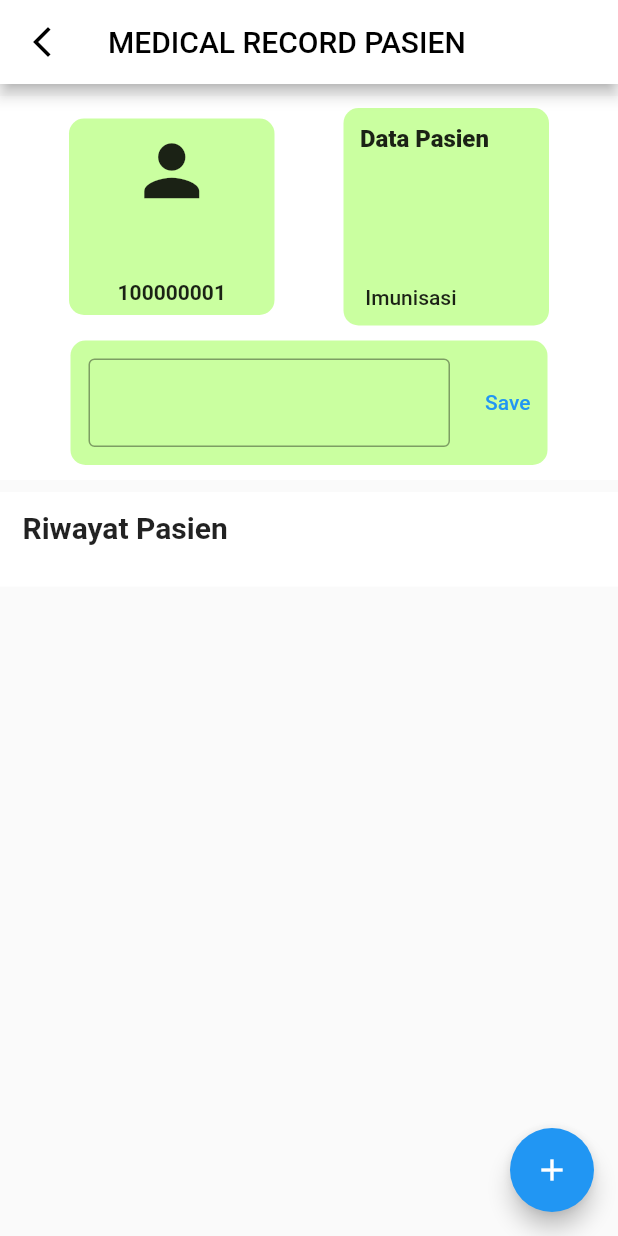
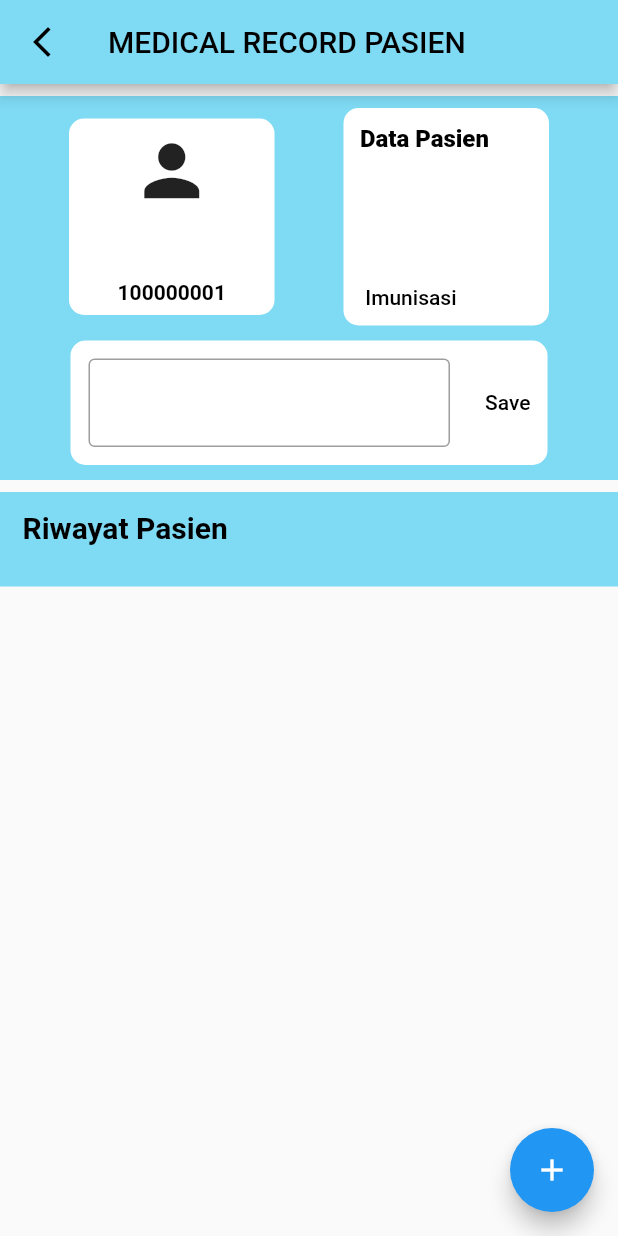
Before and after one commit to AsriAzhari123/Medical-Record-Dart, a Flutter app: the MyMedicalRecord screen opened directly with empty values, after a tap on "Edit", on a phone screen of 412 x 824 dp. Run offline on Flutter 3.47's test engine with Material 2 defaults, Android fonts, the light colour scheme and no system bars; our stand-ins replace cached_network_image, carousel_slider, flutter_svg.

Commit message:
up
update warna

```diff
--- a/lib/Layer/DataPasien.dart
+++ b/lib/Layer/DataPasien.dart
@@ -64,7 +64,7 @@ class _MytDataPasienState extends State<MytDataPasien>
             "Data Pasien",
             style: TextStyle(color: Colors.black),
           ),
-          backgroundColor: Colors.white,
+          backgroundColor: Color.fromRGBO(127, 218, 244, 100),
           bottom: TabBar(
             controller: _tabController,
             isScrollable: true,
--- a/lib/Layer/MedicalRecord.dart
+++ b/lib/Layer/MedicalRecord.dart
@@ -47,6 +47,11 @@ class _MyMedicalRecordState extends State<MyMedicalRecord> {
     String TanggalLahirText = widget.pasienData['TanggalLahir']!;
     var prov = Provider.of<DataPasien>(context);
     return Consumer<DarkModeProvider>(builder: (context, darkModeProvider, _) {
+      bool isDarkMode = darkModeProvider.isDarkMode;
+      Color containerColor = isDarkMode ? Colors.black : Colors.white;
+      Color textColor = isDarkMode ? Colors.white : Colors.black;
+      Color? snackBarColor =
+          isDarkMode ? Color.fromRGBO(127, 218, 244, 100) : Colors.grey[800]!;
       return Scaffold(
         appBar: AppBar(
           title: Text(
@@ -60,7 +65,7 @@ class _MyMedicalRecordState extends State<MyMedicalRecord> {
             icon: Icon(Icons.arrow_back_ios_new),
             color: Colors.black,
           ),
-          backgroundColor: Colors.white,
+          backgroundColor: Color.fromRGBO(127, 218, 244, 100),
         ),
         body: SingleChildScrollView(
           child: Container(
@@ -70,7 +75,7 @@ class _MyMedicalRecordState extends State<MyMedicalRecord> {
                   padding: const EdgeInsets.fromLTRB(0, 8, 0, 8),
                   child: Container(
                     width: double.infinity,
-                    color: Colors.white,
+                    color: Color.fromRGBO(127, 218, 244, 100),
                     child: Column(
                       children: [
                         Container(
@@ -83,7 +88,7 @@ class _MyMedicalRecordState extends State<MyMedicalRecord> {
                                   width: 137,
                                   decoration: BoxDecoration(
                                     borderRadius: BorderRadius.circular(10),
-                                    color: Color.fromRGBO(202, 255, 160, 100),
+                                    color: containerColor,
                                   ),
                                   child: Padding(
                                     padding: const EdgeInsets.all(7.0),
@@ -101,7 +106,7 @@ class _MyMedicalRecordState extends State<MyMedicalRecord> {
                                           style: TextStyle(
                                               fontWeight: FontWeight.bold,
                                               fontSize: 16,
-                                          ),
+                                              color: textColor),
                                           textAlign: TextAlign.center,
                                           softWrap: true,
                                         ),
@@ -111,7 +116,7 @@ class _MyMedicalRecordState extends State<MyMedicalRecord> {
                                           style: TextStyle(
                                               fontWeight: FontWeight.bold,
                                               fontSize: 14,
-                                          ),
+                                              color: textColor),
                                         ),
                                       ],
                                     ),
@@ -121,7 +126,7 @@ class _MyMedicalRecordState extends State<MyMedicalRecord> {
                                   width: 137,
                                   decoration: BoxDecoration(
                                     borderRadius: BorderRadius.circular(10),
-                                    color: Color.fromRGBO(202, 255, 160, 100),
+                                    color: containerColor,
                                   ),
                                   child: Padding(
                                     padding: const EdgeInsets.all(11.0),
@@ -134,7 +139,7 @@ class _MyMedicalRecordState extends State<MyMedicalRecord> {
                                           style: TextStyle(
                                               fontWeight: FontWeight.w800,
                                               fontSize: 16,
-                                          ),
+                                              color: textColor),
                                         ),
                                         SizedBox(height: 8),
                                         Text(
@@ -142,42 +147,42 @@ class _MyMedicalRecordState extends State<MyMedicalRecord> {
                                           style: TextStyle(
                                               fontWeight: FontWeight.w500,
                                               fontSize: 14,
-                                          ),
+                                              color: textColor),
                                         ),
                                         Text(
                                           AlamatText,
                                           style: TextStyle(
                                               fontWeight: FontWeight.w500,
                                               fontSize: 14,
-                                          ),
+                                              color: textColor),
                                         ),
                                         Text(
                                           NomorTeleponText,
                                           style: TextStyle(
                                               fontWeight: FontWeight.w500,
                                               fontSize: 14,
-                                          ),
+                                              color: textColor),
                                         ),
                                         Text(
                                           JenisKelaminText,
                                           style: TextStyle(
                                               fontWeight: FontWeight.w500,
                                               fontSize: 14,
-                                          ),
+                                              color: textColor),
                                         ),
                                         Text(
                                           PekerjaanText,
                                           style: TextStyle(
                                               fontWeight: FontWeight.w500,
                                               fontSize: 14,
-                                          ),
+                                              color: textColor),
                                         ),
                                         Text(
                                           "${ImunisasiText} Imunisasi",
                                           style: TextStyle(
                                               fontWeight: FontWeight.w500,
                                               fontSize: 14,
-                                          ),
+                                              color: textColor),
                                         ),
                                       ],
                                     ),
@@ -192,7 +197,7 @@ class _MyMedicalRecordState extends State<MyMedicalRecord> {
                           child: Container(
                             decoration: BoxDecoration(
                               borderRadius: BorderRadius.circular(10),
-                              color: Color.fromRGBO(202, 255, 160, 100),
+                              color: containerColor,
                             ),
                             child: Row(
                               mainAxisAlignment: MainAxisAlignment.center,
@@ -214,7 +219,9 @@ class _MyMedicalRecordState extends State<MyMedicalRecord> {
                                             ),
                                           )
                                         : Text("Alergi : $allergyText",
-                                            style: TextStyle(fontSize: 16)),
+                                            style: TextStyle(
+                                                fontSize: 16,
+                                                color: textColor)),
                                   ),
                                 ),
                                 Expanded(
@@ -228,8 +235,12 @@ class _MyMedicalRecordState extends State<MyMedicalRecord> {
                                             ScaffoldMessenger.of(context)
                                                 .showSnackBar(
                                               SnackBar(
-                                                content:
-                                                    Text('Data Alergi diubah!'),
+                                                content: Text(
+                                                  'Alergi pasien telah diubah!',
+                                                  style: TextStyle(
+                                                      color: Colors.white),
+                                                ),
+                                                backgroundColor: snackBarColor,
                                               ),
                                             );
                                           }
@@ -238,7 +249,10 @@ class _MyMedicalRecordState extends State<MyMedicalRecord> {
                                         isEditing = !isEditing;
                                       });
                                     },
-                                    child: Text(isEditing ? "Save" : "Edit"),
+                                    child: Text(
+                                      isEditing ? "Save" : "Edit",
+                                      style: TextStyle(color: textColor),
+                                    ),
                                   ),
                                 ),
                               ],
@@ -253,7 +267,7 @@ class _MyMedicalRecordState extends State<MyMedicalRecord> {
                   padding: const EdgeInsets.fromLTRB(0, 0, 0, 0),
                   child: Container(
                     width: double.infinity,
-                    color: Colors.white,
+                    color: Color.fromRGBO(127, 218, 244, 100),
                     child: Column(
                       crossAxisAlignment: CrossAxisAlignment.start,
                       children: [
@@ -264,7 +278,7 @@ class _MyMedicalRecordState extends State<MyMedicalRecord> {
                             style: TextStyle(
                                 fontWeight: FontWeight.bold,
                                 fontSize: 20,
-                            ),
+                                color: textColor),
                           ),
                         ),
                         Container(
--- a/lib/Layer/Profile.dart
+++ b/lib/Layer/Profile.dart
@@ -21,6 +21,7 @@ class MyProfile extends StatelessWidget {
                 },
                 icon: Icon(Icons.arrow_back_ios_new, color: Colors.black),
               ),
+              backgroundColor: Color.fromRGBO(127, 218, 244, 100),
             ),
             body: Container(
               height: MediaQuery.of(context).size.height,
--- a/lib/Layer/Register.dart
+++ b/lib/Layer/Register.dart
@@ -56,7 +56,7 @@ class _MyRegisterState extends State<MyRegister> {
                     height: 220,
                     width: double.infinity,
                     decoration: BoxDecoration(
-                      color: Colors.green,
+                      color: Color.fromRGBO(127, 218, 244, 100),
                       borderRadius: BorderRadius.only(
                         bottomRight: Radius.elliptical(80, 80),
                       ),
@@ -292,7 +292,7 @@ class _MyRegisterState extends State<MyRegister> {
                           ),
                         ),
                         style: ElevatedButton.styleFrom(
-                          primary: Color.fromRGBO(93, 189, 17, 100),
+                          primary: Color.fromRGBO(0, 154, 205, 100),
                           shape: RoundedRectangleBorder(
                             borderRadius: BorderRadius.circular(10),
                           ),
@@ -324,7 +324,7 @@ class _MyRegisterState extends State<MyRegister> {
                               style: TextStyle(
                                 fontWeight: FontWeight.bold,
                                 decoration: TextDecoration.underline,
-                                color: Colors.blue,
+                                color: Color.fromRGBO(0, 154, 205, 100),
                               ),
                             ),
                           ),
--- a/lib/Layer/Temp_TabMed.dart
+++ b/lib/Layer/Temp_TabMed.dart
@@ -37,13 +37,13 @@ class _MyTabMedState extends State<MyTabMed> {
       builder: (context, darkModeProvider, _) {
         bool isDarkMode = darkModeProvider.isDarkMode;
 
-        Color containerColor =
-            isDarkMode ? Colors.black : Color.fromRGBO(202, 255, 160, 100);
+        Color containerColor = isDarkMode ? Colors.black : Colors.white;
         Color textColor = isDarkMode ? Colors.white : Colors.black;
-        Color textFieldColor = isDarkMode ? Colors.grey[900]! : Colors.white;
-        Color buttonColor = isDarkMode ? Colors.blue : Colors.green;
+        Color textFieldColor =
+            isDarkMode ? Colors.grey[900]! : Color.fromRGBO(0, 154, 205, 100);
+        // Color buttonColor = isDarkMode ? Colors.blue : Colors.green;
         Color? snackBarColor =
-            isDarkMode ? Colors.grey[800]! : Colors.grey[300];
+            isDarkMode ? Color.fromRGBO(127, 218, 244, 100) : Colors.grey[800]!;
 
         return Padding(
           padding: const EdgeInsets.all(8.0),
@@ -104,7 +104,10 @@ class _MyTabMedState extends State<MyTabMed> {
                                                 ScaffoldMessenger.of(context)
                                                     .showSnackBar(SnackBar(
                                                   content: Text(
-                                                      'Data sudah terganti'),
+                                                    'Anamnesa pasien telah diubah!',
+                                                    style: TextStyle(
+                                                        color: Colors.white),
+                                                  ),
                                                   backgroundColor:
                                                       snackBarColor,
                                                 ));
@@ -122,7 +125,10 @@ class _MyTabMedState extends State<MyTabMed> {
                                                 ScaffoldMessenger.of(context)
                                                     .showSnackBar(SnackBar(
                                                   content: Text(
-                                                      'Data sudah terganti'),
+                                                    'Diagnosa pasien telah diubah!',
+                                                    style: TextStyle(
+                                                        color: Colors.white),
+                                                  ),
                                                   backgroundColor:
                                                       snackBarColor,
                                                 ));
@@ -140,7 +146,10 @@ class _MyTabMedState extends State<MyTabMed> {
                                                 ScaffoldMessenger.of(context)
                                                     .showSnackBar(SnackBar(
                                                   content: Text(
-                                                      'Data Pasien diubah!'),
+                                                    'Therapy Pasien telah diubah!',
+                                                    style: TextStyle(
+                                                        color: Colors.white),
+                                                  ),
                                                   backgroundColor:
                                                       snackBarColor,
                                                 ));
@@ -163,12 +172,8 @@ class _MyTabMedState extends State<MyTabMed> {
                                             ? "Save"
                                             : "Edit",
                                         style: TextStyle(
-                                            fontWeight: FontWeight.bold),
-                                      ),
-                                      style: ButtonStyle(
-                                        backgroundColor:
-                                            MaterialStateProperty.all<Color>(
-                                                buttonColor),
+                                            fontWeight: FontWeight.w600,
+                                            color: textColor),
                                       ),
                                     ),
                                   ),
```
Also changed, not shown: lib/Layer/FormPasien.dart (+45 -26 lines), lib/Layer/Login.dart (+4 -4 lines). Lines whose indentation alone changed are shown as unchanged.
